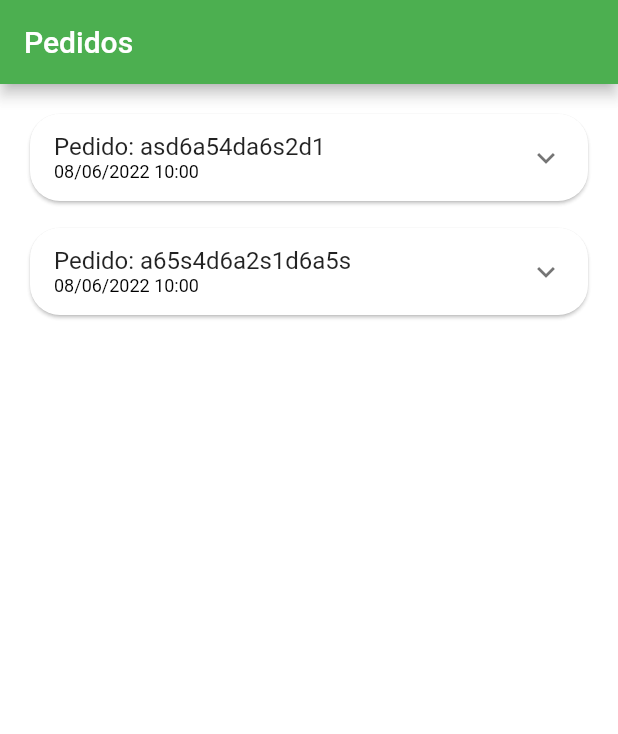
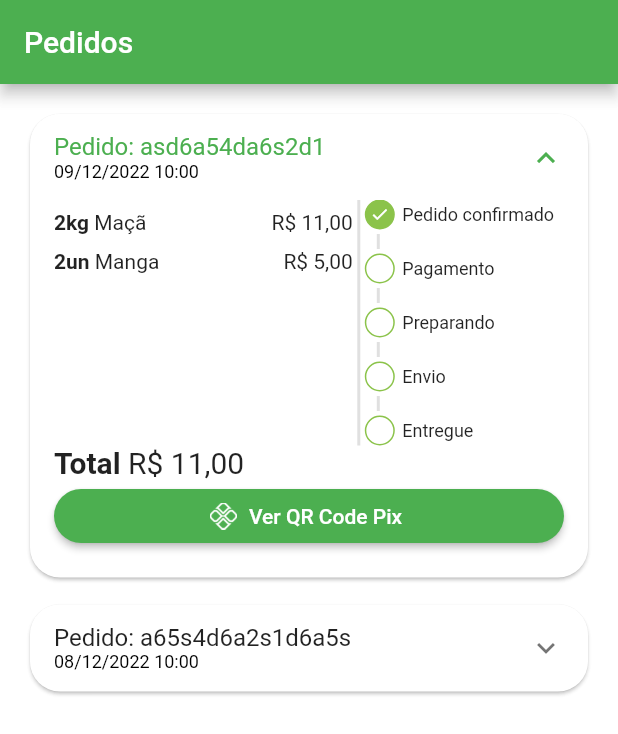
Before and after one commit to tiaggomoura/app-mercadin24h, a Flutter app: the OrdersTab screen opened directly, on a phone screen of 412 x 824 dp. Shown: the top 734 px of the screen. Run offline on Flutter 3.47's test engine with Material 2 defaults, Android fonts, the light colour scheme and no system bars; our stand-ins replace animated_text_kit, badges, mask_text_input_formatter.

Commit message:
WIP - Finalizando listagem com total e botao para pagamento

```diff
--- a/lib/src/config/app_data.dart
+++ b/lib/src/config/app_data.dart
@@ -102,10 +102,10 @@ List<OrderModel> orders = [
   OrderModel(
     copyAndPaste: 'q1w2e3r4t5y6',
     createdDateTime: DateTime.parse(
-      '2022-06-08 10:00:10.458',
+      '2022-12-09 10:00:10.458',
     ),
     overdueDateTime: DateTime.parse(
-      '2022-06-08 11:00:10.458',
+      '2022-12-09 11:00:10.458',
     ),
     id: 'asd6a54da6s2d1',
     status: 'pending_payment',
@@ -126,10 +126,10 @@ List<OrderModel> orders = [
   OrderModel(
     copyAndPaste: 'q1w2e3r4t5y6',
     createdDateTime: DateTime.parse(
-      '2022-06-08 10:00:10.458',
+      '2022-12-08 10:00:10.458',
     ),
     overdueDateTime: DateTime.parse(
-      '2022-06-08 11:00:10.458',
+      '2022-12-08 11:00:10.458',
     ),
     id: 'a65s4d6a2s1d6a5s',
     status: 'delivered',
--- a/lib/src/pages/orders/components/order_status_widget.dart
+++ b/lib/src/pages/orders/components/order_status_widget.dart
@@ -5,7 +5,18 @@ class OrderStatusWidget extends StatelessWidget {
   final String status;
   final bool isOverDue;
 
-  const OrderStatusWidget({
+  final Map<String, int> allStatus = <String, int>{
+    'pending_payment': 0,
+    'refunded': 1,
+    'paid': 2,
+    'preparing_purchase': 3,
+    'shipping': 4,
+    'delivered': 5,
+  };
+
+  int get currentStatus => allStatus[status]!;
+
+  OrderStatusWidget({
     Key? key,
     required this.status,
     required this.isOverDue,
@@ -14,16 +25,61 @@ class OrderStatusWidget extends StatelessWidget {
   @override
   Widget build(BuildContext context) {
     return Column(
+      crossAxisAlignment: CrossAxisAlignment.start,
       children: [
         _StatusDot(
           isActive: true,
-          title: 'Teste de pagamento',
+          title: 'Pedido confirmado',
         ),
-        _StatusDot(
-          isActive: true,
-          title: 'Pagamento efetuado',
-        ),
+        const _CustomDivider(),
+        if (currentStatus == 1) ...[
+          const _StatusDot(
+            isActive: true,
+            title: 'Pix estornado',
+            backgroundColor: Colors.orangeAccent,
+          ),
+        ] else if (isOverDue) ...[
+          const _StatusDot(
+            isActive: true,
+            title: 'Pagamento Pix vencido',
+            backgroundColor: Colors.red,
+          )
+        ] else ...[
+          _StatusDot(
+            isActive: currentStatus >= 2,
+            title: 'Pagamento',
+          ),
+          const _CustomDivider(),
+          _StatusDot(
+            isActive: currentStatus >= 3,
+            title: 'Preparando',
+          ),
+          const _CustomDivider(),
+          _StatusDot(
+            isActive: currentStatus >= 4,
+            title: 'Envio',
+          ),
+          const _CustomDivider(),
+          _StatusDot(
+            isActive: currentStatus == 5,
+            title: 'Entregue',
+          ),
+        ]
       ],
+    );
+  }
+}
+
+class _CustomDivider extends StatelessWidget {
+  const _CustomDivider({Key? key}) : super(key: key);
+
+  @override
+  Widget build(BuildContext context) {
+    return Container(
+      margin: const EdgeInsets.symmetric(horizontal: 8, vertical: 3),
+      height: 10,
+      width: 2,
+      color: Colors.grey.shade300,
     );
   }
 }
@@ -31,11 +87,13 @@ class OrderStatusWidget extends StatelessWidget {
 class _StatusDot extends StatelessWidget {
   final bool isActive;
   final String title;
+  final Color? backgroundColor;
 
   const _StatusDot({
     Key? key,
     required this.isActive,
     required this.title,
+    this.backgroundColor,
   }) : super(key: key);
 
   @override
@@ -52,8 +110,9 @@ class _StatusDot extends StatelessWidget {
             border: Border.all(
               color: CustomColors.customSwatchColor,
             ),
-            color:
-                isActive ? CustomColors.customSwatchColor : Colors.transparent,
+            color: isActive
+                ? backgroundColor ?? CustomColors.customSwatchColor
+                : Colors.transparent,
           ),
           child: isActive
               ? const Icon(
@@ -67,9 +126,14 @@ class _StatusDot extends StatelessWidget {
         const SizedBox(
           width: 5,
         ),
-        //texto
+        //Texto
         Expanded(
-          child: Text(title),
+          child: Text(
+            title,
+            style: const TextStyle(
+              fontSize: 12,
+            ),
+          ),
         )
       ],
     );
--- a/lib/src/pages/orders/components/order_tile.dart
+++ b/lib/src/pages/orders/components/order_tile.dart
@@ -24,6 +24,7 @@ class OrderTile extends StatelessWidget {
           dividerColor: Colors.transparent,
         ),
         child: ExpansionTile(
+          initiallyExpanded: order.status == 'pending_payment',
           title: Column(
             mainAxisSize: MainAxisSize.min,
             crossAxisAlignment: CrossAxisAlignment.start,
@@ -39,14 +40,16 @@ class OrderTile extends StatelessWidget {
             ],
           ),
           childrenPadding: const EdgeInsets.fromLTRB(16, 0, 16, 16),
+          expandedCrossAxisAlignment: CrossAxisAlignment.stretch,
           children: [
-            SizedBox(
-              height: 150,
+            IntrinsicHeight(
               child: Row(
                 children: [
                   //Produtos
                   Expanded(
                     flex: 3,
+                    child: SizedBox(
+                      height: 150,
                       child: ListView(
                         children: order.items.map((orderItem) {
                           return _OrderItemWidget(
@@ -54,6 +57,7 @@ class OrderTile extends StatelessWidget {
                             orderItem: orderItem,
                           );
                         }).toList(),
+                      ),
                     ),
                   ),
                   //Divisao
@@ -72,7 +76,41 @@ class OrderTile extends StatelessWidget {
                   ),
                 ],
               ),
-            )
+            ),
+            //TOTAL
+            Text.rich(
+              TextSpan(
+                style: const TextStyle(
+                  fontSize: 20,
+                ),
+                children: [
+                  const TextSpan(
+                    text: 'Total ',
+                    style: TextStyle(
+                      fontWeight: FontWeight.bold,
+                    ),
+                  ),
+                  TextSpan(text: utilsServices.priceToCurrency(order.total))
+                ],
+              ),
+            ),
+            //BOTÃO PAGAMENTO
+            Visibility(
+              visible: order.status == 'pending_payment',
+              child: ElevatedButton.icon(
+                style: ElevatedButton.styleFrom(
+                  shape: RoundedRectangleBorder(
+                    borderRadius: BorderRadius.circular(20),
+                  ),
+                ),
+                onPressed: () {},
+                icon: Image.asset(
+                  'assets/app_images/pix.png',
+                  height: 18,
+                ),
+                label: const Text('Ver QR Code Pix'),
+              ),
+            ),
           ],
         ),
       ),
@@ -96,7 +134,7 @@ class _OrderItemWidget extends StatelessWidget {
       padding: const EdgeInsets.only(bottom: 10),
       child: Row(children: [
         Text(
-          '${orderItem.quantity} ${orderItem.item.unit}',
+          '${orderItem.quantity}${orderItem.item.unit} ',
           style: const TextStyle(
             fontWeight: FontWeight.bold,
           ),
--- a/pubspec.yaml
+++ b/pubspec.yaml
@@ -67,6 +67,7 @@ flutter:
     # To add assets to your application, add an assets section, like this:
   assets:
    - assets/fruits/
+   - assets/app_images/
   #   - images/a_dot_ham.jpeg
 
   # An image asset can refer to one or more resolution-specific "variants", see
```
Also changed, not shown: assets/app_images/pix.png (added). Lines whose indentation alone changed are shown as unchanged.
